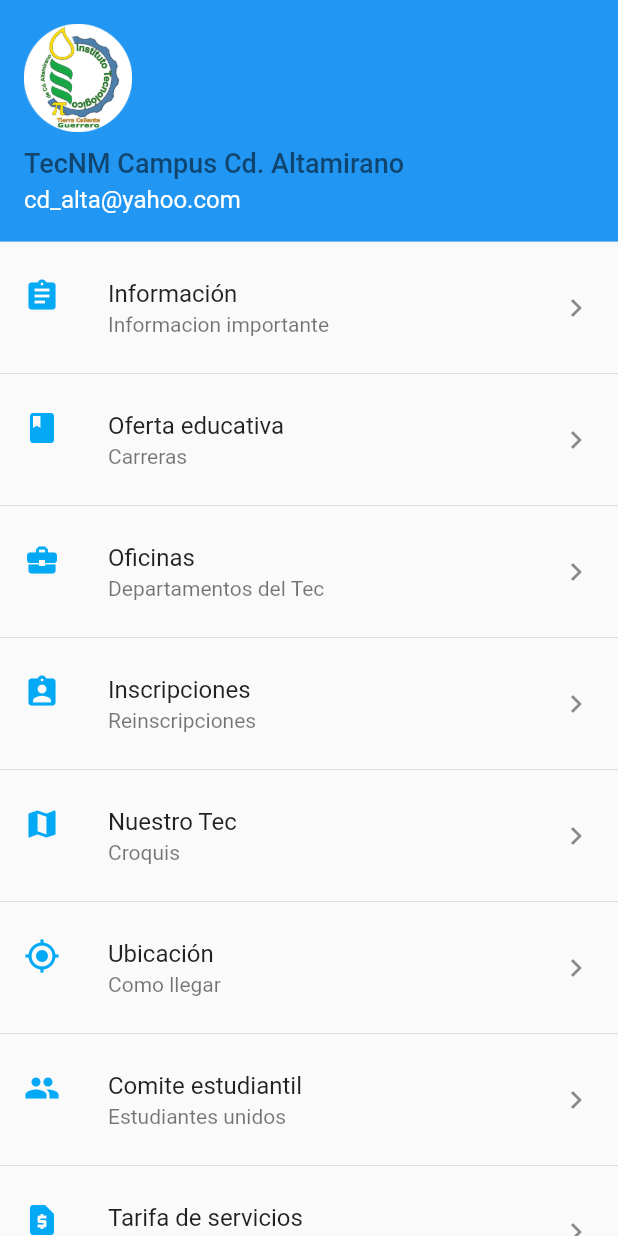
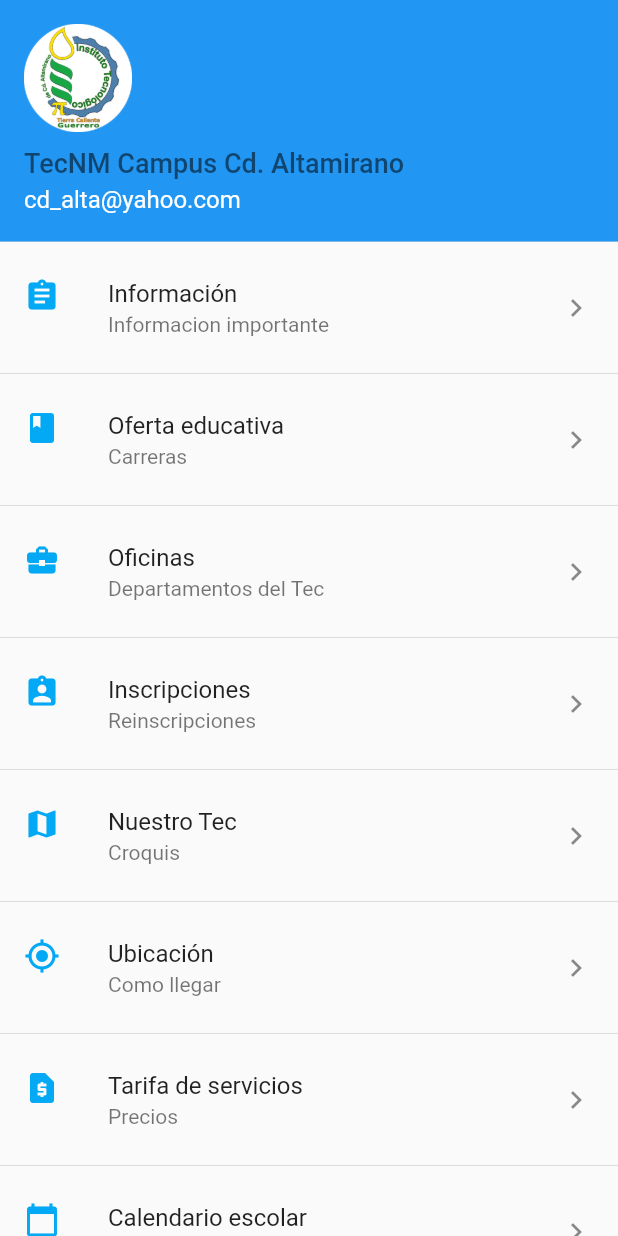
Before and after one commit to Jeryn61297/proyecto_itca, a Flutter app: the HomePage screen opened by its route, swiped to page 2, on a phone screen of 412 x 824 dp. Run offline on Flutter 3.47's test engine with Material 2 defaults, Android fonts, the phone set to English and light mode, and no system bars.

Commit message:
delete comite

```diff
--- a/lib/src/home_pages/home_page.dart
+++ b/lib/src/home_pages/home_page.dart
@@ -229,6 +229,7 @@ class HomePage extends StatelessWidget {
           ),
           Divider(),
           //----------------------------------------------
+          /*
           ListTile(
             leading: Icon(Icons.people, color: Colors.lightBlue),
             trailing: Icon(Icons.keyboard_arrow_right),
@@ -236,7 +237,7 @@ class HomePage extends StatelessWidget {
             subtitle: Text('Estudiantes unidos'),
             onTap: () {},
           ),
-          Divider(),
+          Divider(), */
           //----------------------------------------------
           ListTile(
             leading: Icon(Icons.request_page, color: Colors.lightBlue),
```
